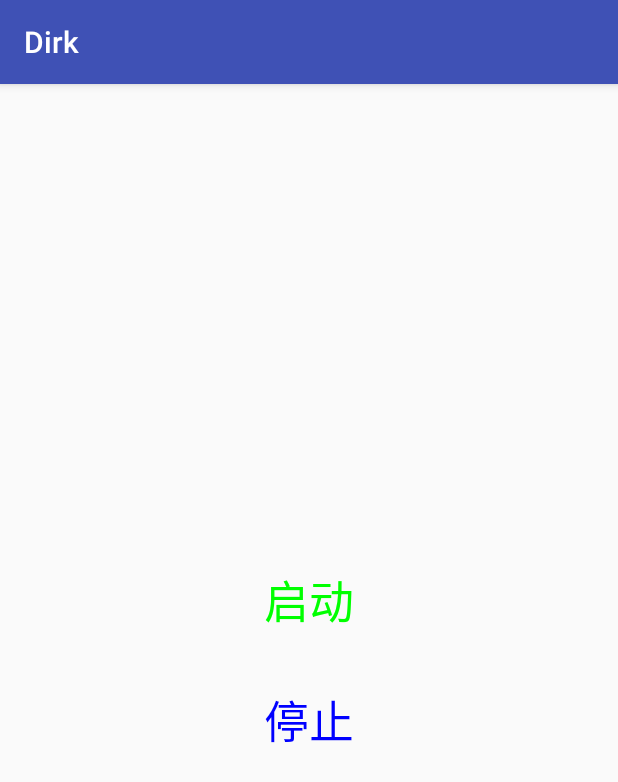
After one commit to yuzhuwd/dirk_project_android, an Android app: the FloatWindowActivity screen opened directly, with no data from a screen before it, on a phone screen of 412 x 824 dp. The commit adds this screen. Shown: the top 782 px of the screen. Run offline under Robolectric (Android 15) with nearby library versions, the light colour scheme and no system bars; libraries missing offline, so code that uses them is left out: com.blankj.utilcode, com.yhao.floatwindow.

Commit message:
[o]添加悬浮窗口的测试代码

```diff
--- a/MyApplication/app/src/main/java/com/example/dirkwang/myapplication/MainActivity.java
+++ b/MyApplication/app/src/main/java/com/example/dirkwang/myapplication/MainActivity.java
@@ -30,6 +30,7 @@ public class MainActivity extends AppCompatActivity {
         mData.add(getData("SkinningColorful", "SkinningColorfulActivity"));
         mData.add(getData("SkinView", "SkinViewActivity"));
         mData.add(getData("AndroidUtilTest", "UtilTestActivity"));
+        mData.add(getData("FloatWindow","FloatWindowActivity"));
 
     }
 
--- a/MyApplication/app/src/main/java/com/example/dirkwang/myapplication/activity/AnimationDemoActivity.java
+++ b/MyApplication/app/src/main/java/com/example/dirkwang/myapplication/activity/AnimationDemoActivity.java
@@ -24,7 +24,7 @@ import android.widget.Toast;
 
 import com.example.dirkwang.myapplication.R;
 
-public class AnimationDemoActivity extends Activity {
+public class AnimationDemoActivity extends AppCompatActivity {
 
     private ViewGroup mViewGroup;
     private ImageView mLightIv;
--- /dev/null
+++ b/MyApplication/app/src/main/java/com/example/dirkwang/myapplication/activity/FloatWindowActivity.java
@@ -0,0 +1,142 @@
+package com.example.dirkwang.myapplication.activity;
+
+import android.support.v7.app.AppCompatActivity;
+import android.os.Bundle;
+import android.util.Log;
+import android.view.LayoutInflater;
+import android.view.View;
+import android.view.animation.BounceInterpolator;
+import android.widget.ImageView;
+import android.widget.TextView;
+
+import com.blankj.utilcode.util.ToastUtils;
+import com.example.dirkwang.myapplication.R;
+import com.yhao.floatwindow.FloatWindow;
+import com.yhao.floatwindow.MoveType;
+import com.yhao.floatwindow.PermissionListener;
+import com.yhao.floatwindow.Screen;
+import com.yhao.floatwindow.ViewStateListener;
+
+import java.util.zip.Inflater;
+
+public class FloatWindowActivity extends AppCompatActivity {
+
+    private static final String TAG = "FloatWindowActivity";
+    private TextView mStart;
+    private TextView mStop;
+
+    @Override
+    protected void onCreate(Bundle savedInstanceState) {
+        super.onCreate(savedInstanceState);
+        setContentView(R.layout.activity_float_window);
+        mStart = findViewById(R.id.start);
+        mStop = findViewById(R.id.stop);
+
+        mStart.setOnClickListener(new View.OnClickListener() {
+            @Override
+            public void onClick(View v) {
+                startFloatWin();
+            }
+        });
+
+        mStop.setOnClickListener(new View.OnClickListener() {
+            @Override
+            public void onClick(View v) {
+                stopFloatWin();
+            }
+        });
+
+        //createFloatWin();
+
+    }
+
+
+    private void createFloatWin() {
+        View floatwinLayout = LayoutInflater.from(getApplicationContext()).inflate(R.layout.layout_float_window, null);
+
+        ImageView imageView = new ImageView(getApplicationContext());
+        imageView.setImageResource(R.drawable.mvp);
+
+        FloatWindow
+                .with(getApplicationContext())
+                .setView(floatwinLayout)
+                .setWidth(Screen.width, 0.7f) //设置悬浮控件宽高
+                .setHeight(Screen.width, 0.7f)
+                .setX(Screen.width, 0.8f)
+                .setY(Screen.height, 0.3f)
+                .setMoveType(MoveType.slide,100,-100)
+                .setMoveStyle(500, new BounceInterpolator())
+                .setFilter(true, AppCompatActivity.class)
+                .setViewStateListener(mViewStateListener)
+                .setPermissionListener(mPermissionListener)
+                .setDesktopShow(true)
+                .setTag("test")
+                .build();
+    }
+
+
+    private void startFloatWin() {
+
+        if (FloatWindow.get("test") == null) {
+            createFloatWin();
+        }
+        FloatWindow.get("test").show();
+        ToastUtils.showShort("点击开启哈");
+    }
+
+    private void stopFloatWin() {
+        if (FloatWindow.get("test") != null) {
+            FloatWindow.destroy("test");
+        }
+
+    }
+
+    private PermissionListener mPermissionListener = new PermissionListener() {
+        @Override
+        public void onSuccess() {
+            Log.d(TAG, "onSuccess");
+        }
+
+        @Override
+        public void onFail() {
+            Log.d(TAG, "onFail");
+        }
+    };
+
+    private ViewStateListener mViewStateListener = new ViewStateListener() {
+        @Override
+        public void onPositionUpdate(int x, int y) {
+            Log.d(TAG, "onPositionUpdate: x=" + x + " y=" + y);
+        }
+
+        @Override
+        public void onShow() {
+            Log.d(TAG, "onShow");
+        }
+
+        @Override
+        public void onHide() {
+            Log.d(TAG, "onHide");
+        }
+
+        @Override
+        public void onDismiss() {
+            Log.d(TAG, "onDismiss");
+        }
+
+        @Override
+        public void onMoveAnimStart() {
+            Log.d(TAG, "onMoveAnimStart");
+        }
+
+        @Override
+        public void onMoveAnimEnd() {
+            Log.d(TAG, "onMoveAnimEnd");
+        }
+
+        @Override
+        public void onBackToDesktop() {
+            Log.d(TAG, "onBackToDesktop");
+        }
+    };
+}
--- a/MyApplication/app/src/main/java/com/example/dirkwang/myapplication/activity/OtherAnimationActivity.java
+++ b/MyApplication/app/src/main/java/com/example/dirkwang/myapplication/activity/OtherAnimationActivity.java
@@ -18,7 +18,7 @@ import android.widget.Toast;
 
 import com.example.dirkwang.myapplication.R;
 
-public class OtherAnimationActivity extends Activity {
+public class OtherAnimationActivity extends AppCompatActivity {
 
     private TextView mFlashEntry;
     private ImageView mFlashView;
--- a/MyApplication/app/src/main/java/com/example/dirkwang/myapplication/activity/PPActivity.java
+++ b/MyApplication/app/src/main/java/com/example/dirkwang/myapplication/activity/PPActivity.java
@@ -1,7 +1,7 @@
 package com.example.dirkwang.myapplication.activity;
 
+import android.os.Bundle;
 import android.support.v7.app.AppCompatActivity;
-import android.os.Bundle;
 
 import com.example.dirkwang.myapplication.R;
 
--- a/MyApplication/app/src/main/java/com/example/dirkwang/myapplication/activity/SkinViewActivity.java
+++ b/MyApplication/app/src/main/java/com/example/dirkwang/myapplication/activity/SkinViewActivity.java
@@ -16,7 +16,7 @@ import com.example.dirkwang.myapplication.skinchange.ThemeSkinManager;
 import static com.example.dirkwang.myapplication.R.style.DayTheme;
 import static com.example.dirkwang.myapplication.R.style.NightTheme;
 
-public class SkinViewActivity extends Activity {
+public class SkinViewActivity extends AppCompatActivity {
 
     TextView mChange;
     SkinImageView mSkinImageView;
--- a/MyApplication/app/src/main/java/com/example/dirkwang/myapplication/activity/SkinningAssetsActivity.java
+++ b/MyApplication/app/src/main/java/com/example/dirkwang/myapplication/activity/SkinningAssetsActivity.java
@@ -7,6 +7,7 @@ import android.graphics.BitmapFactory;
 import android.graphics.drawable.BitmapDrawable;
 import android.graphics.drawable.Drawable;
 import android.os.Bundle;
+import android.support.v7.app.AppCompatActivity;
 import android.text.TextUtils;
 import android.util.Log;
 import android.view.View;
@@ -18,7 +19,7 @@ import com.example.dirkwang.myapplication.R;
 import java.io.IOException;
 import java.io.InputStream;
 
-public class SkinningAssetsActivity extends Activity {
+public class SkinningAssetsActivity extends AppCompatActivity {
 
     TextView mChangeTv;
     TextView mGameNameTv;
--- a/MyApplication/app/src/main/java/com/example/dirkwang/myapplication/activity/SkinningColorfulActivity.java
+++ b/MyApplication/app/src/main/java/com/example/dirkwang/myapplication/activity/SkinningColorfulActivity.java
@@ -21,7 +21,7 @@ import com.example.dirkwang.myapplication.colorful.ViewGroupSetter;
 import java.util.ArrayList;
 import java.util.List;
 
-public class SkinningColorfulActivity extends Activity {
+public class SkinningColorfulActivity extends AppCompatActivity {
 
     ListView mNewsListView;
     List<String> mNewsList = new ArrayList<String>();
--- /dev/null
+++ b/MyApplication/app/src/main/res/layout/activity_float_window.xml
@@ -0,0 +1,37 @@
+<?xml version="1.0" encoding="utf-8"?>
+<FrameLayout xmlns:android="http://schemas.android.com/apk/res/android"
+    xmlns:tools="http://schemas.android.com/tools"
+    android:layout_width="match_parent"
+    android:layout_height="match_parent"
+    tools:context=".activity.FloatWindowActivity">
+
+
+    <LinearLayout
+        android:layout_width="wrap_content"
+        android:layout_height="wrap_content"
+        android:layout_gravity="center"
+        android:orientation="vertical">
+
+        <TextView
+            android:id="@+id/start"
+            android:layout_width="100dp"
+            android:layout_height="60dp"
+            android:gravity="center"
+            android:text="启动"
+            android:textColor="#00ff00"
+            android:textSize="30dp" />
+
+
+        <TextView
+            android:id="@+id/stop"
+            android:layout_marginTop="20dp"
+            android:layout_width="100dp"
+            android:layout_height="60dp"
+            android:gravity="center"
+            android:text="停止"
+            android:textColor="#0000ff"
+            android:textSize="30dp" />
+    </LinearLayout>
+
+
+</FrameLayout>
--- a/MyApplication/build.gradle
+++ b/MyApplication/build.gradle
@@ -16,7 +16,8 @@ buildscript {
     }
     dependencies {
 
-        classpath 'com.android.tools.build:gradle:3.2.1'
+        classpath 'com.android.tools.build:gradle:3.3.0'
+        //compile 'com.github.yhaolpz:FloatWindow:1.0.9'
 
         // NOTE: Do not place your application dependencies here; they belong
         // in the individual module build.gradle files
@@ -35,6 +36,8 @@ allprojects {
             url project.MAVEN_URL_RELEASE
         }
         //jcenter()
+
+        //maven { url 'https://jitpack.io' }
     }
 }
 
```
Also changed, not shown: MyApplication/app/build.gradle (+4 -3 lines), MyApplication/app/src/main/AndroidManifest.xml (+19 -1 lines), MyApplication/app/src/main/java/com/example/dirkwang/myapplication/DirkApplication.java (added, +27 -0 lines), MyApplication/app/src/main/java/com/example/dirkwang/myapplication/activity/RecyclerActivity.java (+6 -8 lines), MyApplication/app/src/main/java/com/example/dirkwang/myapplication/activity/UtilTestActivity.java (+20 -2 lines), MyApplication/app/src/main/res/layout/activity_util_test.xml (+46 -3 lines), MyApplication/app/src/main/res/layout/layout_float_window.xml (added, +28 -0 lines), MyApplication/gradle/wrapper/gradle-wrapper.properties.
